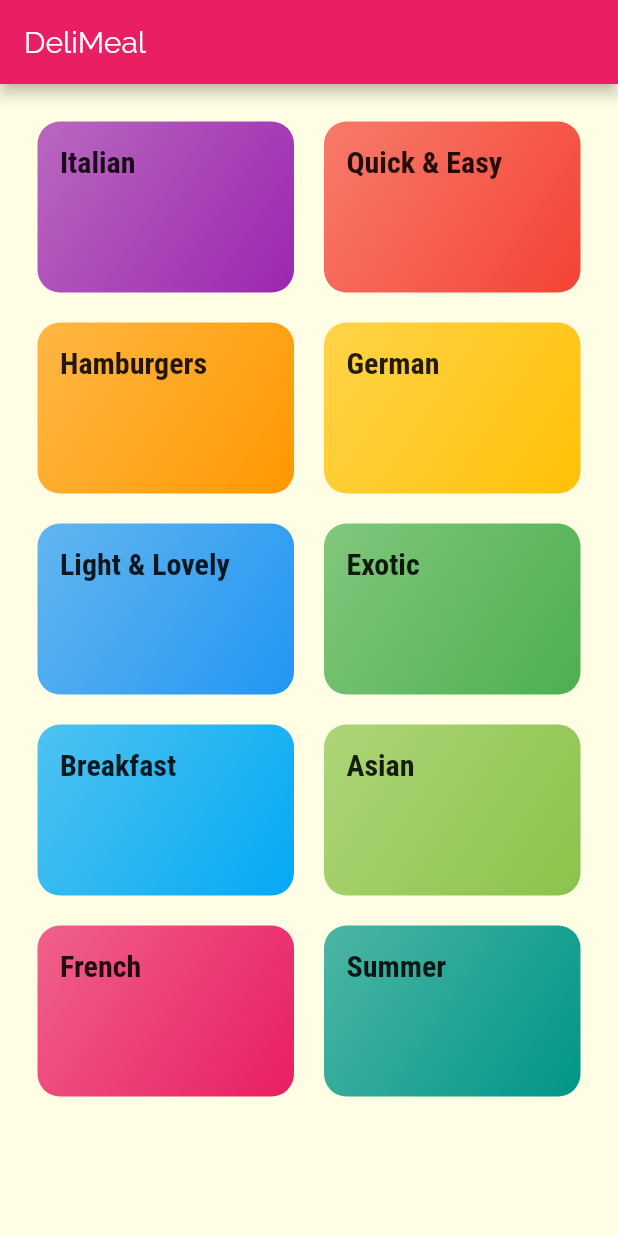
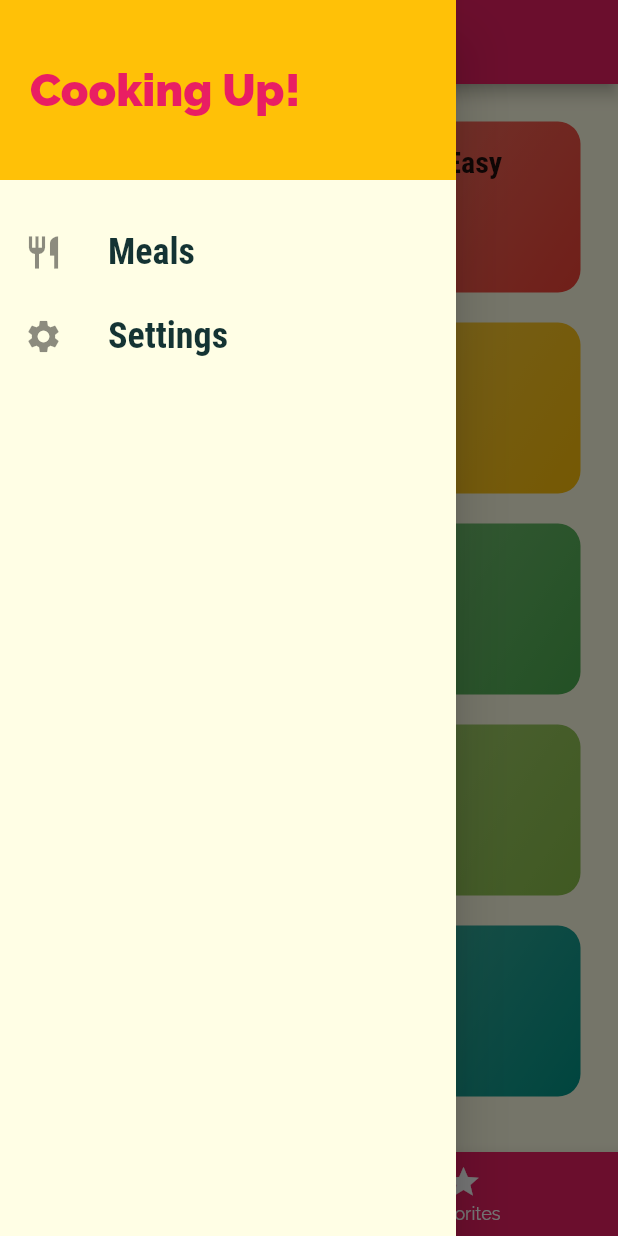
Before and after one commit to DkRunker/meals_app, a Flutter app: the screen it shows after launch, with the side drawer open (before the commit the screen has no drawer), on a phone screen of 412 x 824 dp. Run offline on Flutter 3.47's test engine with Material 2 defaults, Android fonts, the phone set to English and light mode, and no system bars.

Commit message:
Add TabBar & Drawer

```diff
--- a/lib/main.dart
+++ b/lib/main.dart
@@ -1,5 +1,7 @@
 import 'package:flutter/material.dart';
 
+import './screens/filters_screen.dart';
+import './screens/tabs_screen.dart';
 import './screens/category_meals_screen.dart';
 import './screens/categories_screen.dart';
 import './screens/meal_detail_screen.dart';
@@ -30,10 +32,12 @@ class MyApp extends StatelessWidget {
               ),
             ),
       ),
-      home: MyHomePage(),
+      //home: MyHomePage(),
       routes: {
+        '/' : (ctx) => TabsScreen(),
         CategoryMealsScreen.routeName : (ctx) => CategoryMealsScreen(),
         MealDetailScreen.routeName : (ctx) => MealDetailScreen(),
+        FiltersScreen.routeName : (ctx) => FiltersScreen(),
       },
       onUnknownRoute: (settings) {
         return MaterialPageRoute(builder: (ctx) => MyHomePage());
--- /dev/null
+++ b/lib/screens/favorites_screen.dart
@@ -0,0 +1,10 @@
+import 'package:flutter/material.dart';
+
+class FavoritesScreen extends StatelessWidget {
+  @override
+  Widget build(BuildContext context) {
+    return Center(
+      child: Text('The favorites'),
+    );
+  }
+}
--- /dev/null
+++ b/lib/screens/filters_screen.dart
@@ -0,0 +1,17 @@
+import 'package:flutter/material.dart';
+
+class FiltersScreen extends StatelessWidget {
+  static const routeName = '/filters';
+
+  @override
+  Widget build(BuildContext context) {
+    return Scaffold(
+      appBar: AppBar(
+        title: Text('Filters'),
+      ),
+      body: Center(
+        child: Text('Filters'),
+      ),
+    );
+  }
+}
--- /dev/null
+++ b/lib/screens/tabs_screen.dart
@@ -0,0 +1,56 @@
+import 'package:flutter/material.dart';
+
+import '../widgets/main_drawer.dart';
+import './favorites_screen.dart';
+import './categories_screen.dart';
+
+class TabsScreen extends StatefulWidget {
+  @override
+  _TabsScreenState createState() => _TabsScreenState();
+}
+
+class _TabsScreenState extends State<TabsScreen> {
+  final List<Map<String, Object>> _pages = [
+    {'page': CategoriesScreen(), 'title': 'Categories'},
+    {'page': FavoritesScreen(), 'title': 'Favorites'},
+  ];
+
+  int _selectedPageIndex = 0;
+
+  void _selectPage(int index) {
+    setState(() {
+      _selectedPageIndex = index;
+    });
+  }
+
+  @override
+  Widget build(BuildContext context) {
+    return Scaffold(
+      appBar: AppBar(
+        title: Text(_pages[_selectedPageIndex]['title']),
+      ),
+      drawer: MainDrawer(),
+      body: _pages[_selectedPageIndex]['page'],
+      bottomNavigationBar: BottomNavigationBar(
+        onTap: _selectPage,
+        backgroundColor: Theme.of(context).primaryColor,
+        unselectedItemColor: Colors.white,
+        selectedItemColor: Theme.of(context).accentColor,
+        currentIndex: _selectedPageIndex,
+        //type: BottomNavigationBarType.shifting,
+        items: [
+          BottomNavigationBarItem(
+            backgroundColor: Theme.of(context).primaryColor,
+            icon: Icon(Icons.category),
+            title: Text('Categories'),
+          ),
+          BottomNavigationBarItem(
+            backgroundColor: Theme.of(context).primaryColor,
+            icon: Icon(Icons.star),
+            title: Text('Favorites'),
+          ),
+        ],
+      ),
+    );
+  }
+}
--- /dev/null
+++ b/lib/widgets/main_drawer.dart
@@ -0,0 +1,65 @@
+import 'package:flutter/material.dart';
+
+import '../screens/filters_screen.dart';
+
+class MainDrawer extends StatelessWidget {
+  Widget buildListTile(String title, IconData icon, Function tapHandler) {
+    return ListTile(
+      leading: Icon(
+        icon,
+        size: 26,
+      ),
+      title: Text(
+        title,
+        style: TextStyle(
+          fontFamily: 'RobotoCondensed',
+          fontSize: 24,
+          fontWeight: FontWeight.bold,
+        ),
+      ),
+      onTap: tapHandler,
+    );
+  }
+
+  @override
+  Widget build(BuildContext context) {
+    return Drawer(
+      child: Column(
+        children: <Widget>[
+          Container(
+            height: 120,
+            width: double.infinity,
+            padding: EdgeInsets.all(20),
+            alignment: Alignment.centerLeft,
+            color: Theme.of(context).accentColor,
+            child: Text(
+              'Cooking Up!',
+              style: TextStyle(
+                fontWeight: FontWeight.w900,
+                fontSize: 30,
+                color: Theme.of(context).primaryColor,
+              ),
+            ),
+          ),
+          SizedBox(
+            height: 20,
+          ),
+          buildListTile(
+            'Meals',
+            Icons.restaurant,
+            () {
+              Navigator.of(context).pushNamed('/');
+            },
+          ),
+          buildListTile(
+            'Settings',
+            Icons.settings,
+            () {
+              Navigator.of(context).pushNamed(FiltersScreen.routeName);
+            },
+          ),
+        ],
+      ),
+    );
+  }
+}
```
